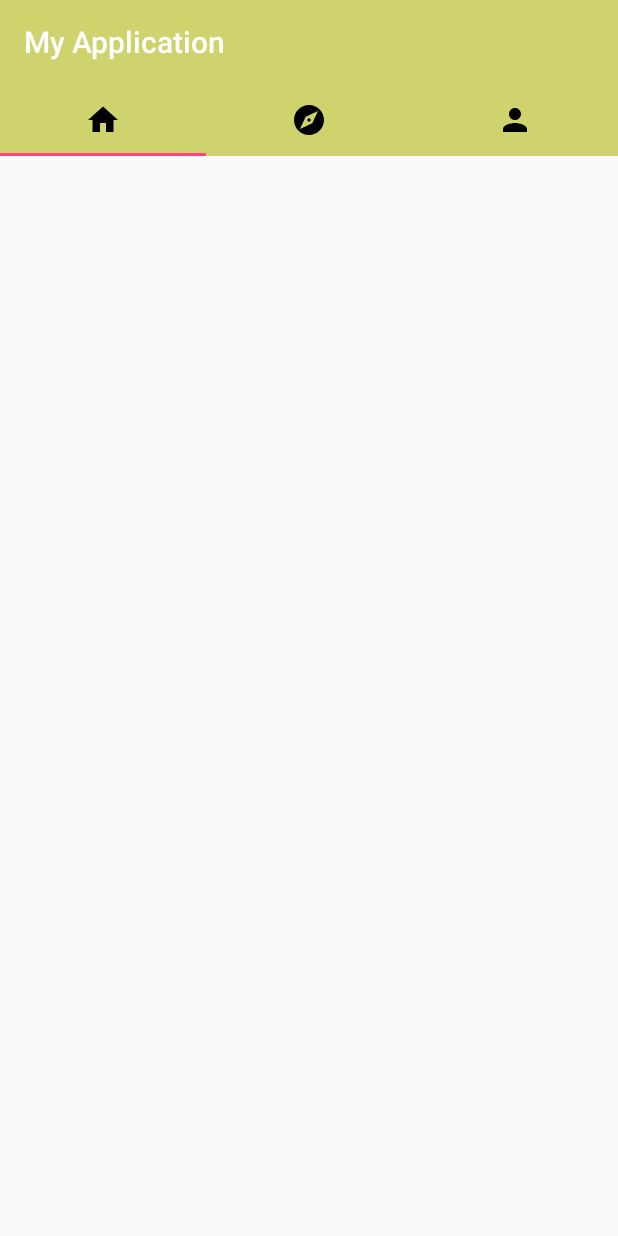
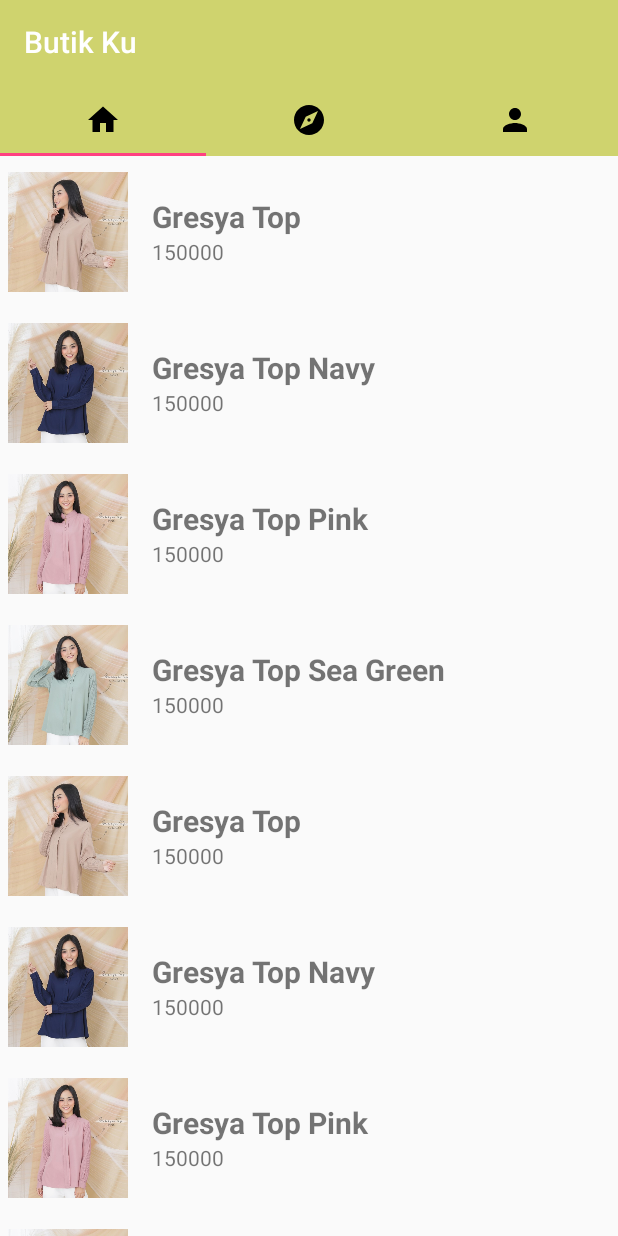
Before and after one commit to fardanalgi/butikku, an Android app: the FragmentHome screen opened directly, with no data from a screen before it, on a phone screen of 412 x 824 dp. Run offline under Robolectric (Android 15) with nearby library versions, the phone set to English and light mode, and no system bars; 1 statement that could not run was skipped.

Commit message:
menambahkan fragment home

```diff
--- a/app/build.gradle
+++ b/app/build.gradle
@@ -21,6 +21,7 @@ android {
 dependencies {
     implementation fileTree(dir: 'libs', include: ['*.jar'])
     implementation 'com.android.support:appcompat-v7:27.1.1'
+    implementation 'com.android.support:recyclerview-v7:27.1.1'
     implementation 'com.android.support.constraint:constraint-layout:1.1.3'
     testImplementation 'junit:junit:4.12'
     androidTestImplementation 'com.android.support.test:runner:1.0.2'
--- a/app/src/main/java/com/example/asus/myapplication/Activity/Tampil.java
+++ b/app/src/main/java/com/example/asus/myapplication/Activity/Tampil.java
@@ -22,6 +22,7 @@ public class Tampil extends AppCompatActivity {
     protected void onCreate(Bundle savedInstanceState) {
         super.onCreate(savedInstanceState);
         setContentView(R.layout.activity_tampil);
+        getSupportActionBar().setLogo(R.drawable.butikhdd);
 
         tabLayout = (TabLayout) findViewById(R.id.tablayout_id);
         viewPager = (ViewPager) findViewById(R.id.viewpager_id);
--- a/app/src/main/java/com/example/asus/myapplication/Contact.java
+++ b/app/src/main/java/com/example/asus/myapplication/Contact.java
@@ -1,7 +1,33 @@
 package com.example.asus.myapplication;
 
 public class Contact {
-    String name, email, uname, pass;
+    String name, email, uname, pass, Harga;
+    int Photo;
+
+    public Contact(){
+    }
+
+    public Contact(String name, String harga, int photo) {
+        this.name = name;
+        Harga = harga;
+        Photo = photo;
+    }
+
+    public String getHarga() {
+        return Harga;
+    }
+
+    public void setHarga(String phone) {
+        Harga = phone;
+    }
+
+    public int getPhoto() {
+        return Photo;
+    }
+
+    public void setPhoto(int photo) {
+        Photo = photo;
+    }
 
     public void setName(String name) {
         this.name = name;
--- a/app/src/main/java/com/example/asus/myapplication/Fragment/FragmentHome.java
+++ b/app/src/main/java/com/example/asus/myapplication/Fragment/FragmentHome.java
@@ -4,15 +4,24 @@ import android.os.Bundle;
 import android.support.annotation.NonNull;
 import android.support.annotation.Nullable;
 import android.support.v4.app.Fragment;
+import android.support.v7.widget.LinearLayoutManager;
+import android.support.v7.widget.RecyclerView;
 import android.view.LayoutInflater;
 import android.view.View;
 import android.view.ViewGroup;
 
+import com.example.asus.myapplication.Contact;
 import com.example.asus.myapplication.R;
+import com.example.asus.myapplication.RecyclerViewAdapter;
+
+import java.util.ArrayList;
+import java.util.List;
 
 public class FragmentHome extends Fragment {
 
     View v;
+    private RecyclerView myrecyclerview;
+    private List<Contact> lstContact;
 
     public FragmentHome() {
     }
@@ -22,6 +31,33 @@ public class FragmentHome extends Fragment {
     public View onCreateView(@NonNull LayoutInflater inflater, @Nullable ViewGroup container, @Nullable Bundle savedInstanceState) {
 
         v = inflater.inflate(R.layout.home_fragment,container,false);
+        myrecyclerview = (RecyclerView) v.findViewById(R.id.contact_recyclearview);
+        RecyclerViewAdapter recyclerViewAdapter = new RecyclerViewAdapter(getContext(),lstContact);
+        myrecyclerview.setLayoutManager(new LinearLayoutManager(getActivity()));
+        myrecyclerview.setAdapter(recyclerViewAdapter);
         return v;
     }
+
+    @Override
+    public void onCreate(@Nullable Bundle savedInstanceState) {
+        super.onCreate(savedInstanceState);
+
+        lstContact = new ArrayList<>();
+        lstContact.add(new Contact("Gresya Top","150000",R.drawable.gambar));
+        lstContact.add(new Contact("Gresya Top Navy","150000",R.drawable.gresyatopnavy));
+        lstContact.add(new Contact("Gresya Top Pink","150000",R.drawable.gresyatoppink));
+        lstContact.add(new Contact("Gresya Top Sea Green","150000",R.drawable.gresyatopseagreen));
+        lstContact.add(new Contact("Gresya Top","150000",R.drawable.gambar));
+        lstContact.add(new Contact("Gresya Top Navy","150000",R.drawable.gresyatopnavy));
+        lstContact.add(new Contact("Gresya Top Pink","150000",R.drawable.gresyatoppink));
+        lstContact.add(new Contact("Gresya Top Sea Green","150000",R.drawable.gresyatopseagreen));
+        lstContact.add(new Contact("Gresya Top","150000",R.drawable.gambar));
+        lstContact.add(new Contact("Gresya Top Navy","150000",R.drawable.gresyatopnavy));
+        lstContact.add(new Contact("Gresya Top Pink","150000",R.drawable.gresyatoppink));
+        lstContact.add(new Contact("Gresya Top Sea Green","150000",R.drawable.gresyatopseagreen));
+        lstContact.add(new Contact("Gresya Top","150000",R.drawable.gambar));
+        lstContact.add(new Contact("Gresya Top Navy","150000",R.drawable.gresyatopnavy));
+        lstContact.add(new Contact("Gresya Top Pink","150000",R.drawable.gresyatoppink));
+        lstContact.add(new Contact("Gresya Top Sea Green","150000",R.drawable.gresyatopseagreen));
+    }
 }
--- /dev/null
+++ b/app/src/main/java/com/example/asus/myapplication/RecyclerViewAdapter.java
@@ -0,0 +1,62 @@
+package com.example.asus.myapplication;
+
+import android.content.Context;
+import android.support.annotation.NonNull;
+import android.support.v7.widget.RecyclerView;
+import android.view.LayoutInflater;
+import android.view.View;
+import android.view.ViewGroup;
+import android.widget.ImageView;
+import android.widget.TextView;
+
+import java.util.List;
+
+public class RecyclerViewAdapter extends RecyclerView.Adapter<RecyclerViewAdapter.MyViewHolder>{
+
+    Context mContext;
+    List<Contact> mData;
+
+    public RecyclerViewAdapter(Context mContext, List<Contact> mData) {
+        this.mContext = mContext;
+        this.mData = mData;
+    }
+
+    @Override
+    public MyViewHolder onCreateViewHolder(ViewGroup parent, int viewType) {
+
+        View v;
+        v = LayoutInflater.from(mContext).inflate(R.layout.item_home,parent,false);
+        final MyViewHolder vHolder = new MyViewHolder(v);
+        return vHolder;
+    }
+
+    @Override
+    public void onBindViewHolder(MyViewHolder holder, int position) {
+
+        holder.tv_name.setText(mData.get(position).getName());
+        holder.tv_harga.setText(mData.get(position).getHarga());
+        holder.img.setImageResource(mData.get(position).getPhoto());
+
+    }
+
+    @Override
+    public int getItemCount() {
+        return mData.size();
+    }
+
+    public static class MyViewHolder extends RecyclerView.ViewHolder {
+
+        private TextView tv_name;
+        private TextView tv_harga;
+        private ImageView img;
+
+
+        public MyViewHolder(View itemView) {
+            super(itemView);
+
+            tv_name = (TextView) itemView.findViewById(R.id.name_contact);
+            tv_harga = (TextView) itemView.findViewById(R.id.harga_contact);
+            img = (ImageView) itemView.findViewById(R.id.img_contact);
+        }
+    }
+}
--- a/app/src/main/res/layout/activity_tampil.xml
+++ b/app/src/main/res/layout/activity_tampil.xml
@@ -14,7 +14,8 @@
         app:tabMode="fixed"
         app:tabGravity="fill"
         app:tabIndicatorColor="@color/colorAccent"
-        android:id="@+id/tablayout_id"> </android.support.design.widget.TabLayout>
+        android:id="@+id/tablayout_id">
+    </android.support.design.widget.TabLayout>
 
     <android.support.v4.view.ViewPager
         android:layout_width="match_parent"
--- a/app/src/main/res/layout/home_fragment.xml
+++ b/app/src/main/res/layout/home_fragment.xml
@@ -1,6 +1,17 @@
 <?xml version="1.0" encoding="utf-8"?>
 <LinearLayout
-    xmlns:android="http://schemas.android.com/apk/res/android" android:layout_width="match_parent"
-    android:layout_height="match_parent">
+    xmlns:android="http://schemas.android.com/apk/res/android"
+    android:layout_width="match_parent"
+    android:layout_height="match_parent"
+    android:orientation="vertical">
+
+    <android.support.v7.widget.RecyclerView
+        android:layout_width="match_parent"
+        android:layout_height="match_parent"
+        android:id="@+id/contact_recyclearview">
+
+
+    </android.support.v7.widget.RecyclerView>
+
 
 </LinearLayout>
--- /dev/null
+++ b/app/src/main/res/layout/item_home.xml
@@ -0,0 +1,41 @@
+<?xml version="1.0" encoding="utf-8"?>
+<LinearLayout
+    xmlns:android="http://schemas.android.com/apk/res/android"
+    android:layout_width="match_parent"
+    android:layout_height="wrap_content"
+    android:orientation="horizontal"
+    android:padding="5dp"
+    android:id="@+id/contact_item_id">
+
+    <ImageView
+        android:id="@+id/img_contact"
+        android:layout_width="80dp"
+        android:layout_height="90dp"
+        android:src="@mipmap/ic_launcher_round" />
+
+    <LinearLayout
+        android:layout_width="wrap_content"
+        android:layout_height="wrap_content"
+        android:layout_marginLeft="16dp"
+
+        android:layout_gravity="center"
+        android:orientation="vertical">
+
+        <TextView
+
+            android:layout_width="wrap_content"
+            android:layout_height="wrap_content"
+            android:textStyle="bold"
+            android:textSize="20dp"
+            android:text="Name"
+            android:id="@+id/name_contact"/>
+
+        <TextView
+
+            android:layout_width="wrap_content"
+            android:layout_height="wrap_content"
+            android:text="Harga"
+            android:id="@+id/harga_contact"/>
+    </LinearLayout>
+
+</LinearLayout>
--- a/app/src/main/res/values/strings.xml
+++ b/app/src/main/res/values/strings.xml
@@ -1,3 +1,3 @@
 <resources>
-    <string name="app_name">My Application</string>
+    <string name="app_name">Butik Ku</string>
 </resources>
```
Also changed, not shown: app/src/main/res/drawable/gambar.jpg (added), app/src/main/res/drawable/gresyatopnavy.jpg (added), app/src/main/res/drawable/gresyatoppink.jpg (added), app/src/main/res/drawable/gresyatopseagreen.jpg (added).
